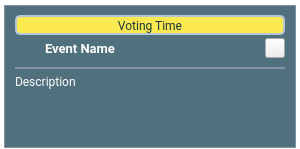
Above: src/app/gui/forms/widgeteventitem.ui from botorabi/Meet4Eat-Desktop before the change. Below: the same form after it.
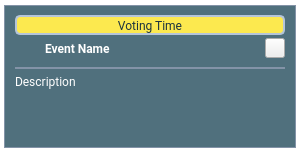
That is the form after the change. Icons and pictures are not drawn.

Commit message: UI enhancements for event items

What changed in the file:
```diff
--- a/src/app/gui/forms/widgeteventitem.ui
+++ b/src/app/gui/forms/widgeteventitem.ui
@@ -160,7 +160,7 @@
          </widget>
         </item>
         <item>
-         <layout class="QHBoxLayout" name="horizontalLayout_2" stretch="0,1,0,0,0,0,0">
+         <layout class="QHBoxLayout" name="horizontalLayout_2" stretch="0,1,0,0,0,0,0,0">
           <property name="spacing">
            <number>6</number>
           </property>
@@ -199,14 +199,14 @@
             </property>
             <property name="maximumSize">
              <size>
-              <width>16777215</width>
+              <width>150</width>
               <height>24</height>
              </size>
             </property>
             <property name="font">
              <font>
               <family>Roboto</family>
-              <pointsize>10</pointsize>
+              <pointsize>9</pointsize>
               <weight>75</weight>
               <bold>true</bold>
              </font>
@@ -222,6 +222,19 @@
             </property>
            </widget>
           </item>
+          <item>
+           <spacer name="horizontalSpacer">
+            <property name="orientation">
+             <enum>Qt::Horizontal</enum>
+            </property>
+            <property name="sizeHint" stdset="0">
+             <size>
+              <width>40</width>
+              <height>20</height>
+             </size>
+            </property>
+           </spacer>
+          </item>
           <item>
            <widget class="QPushButton" name="pushButtonNotification">
             <property name="minimumSize">
```
The commit also changes 1 other file.
